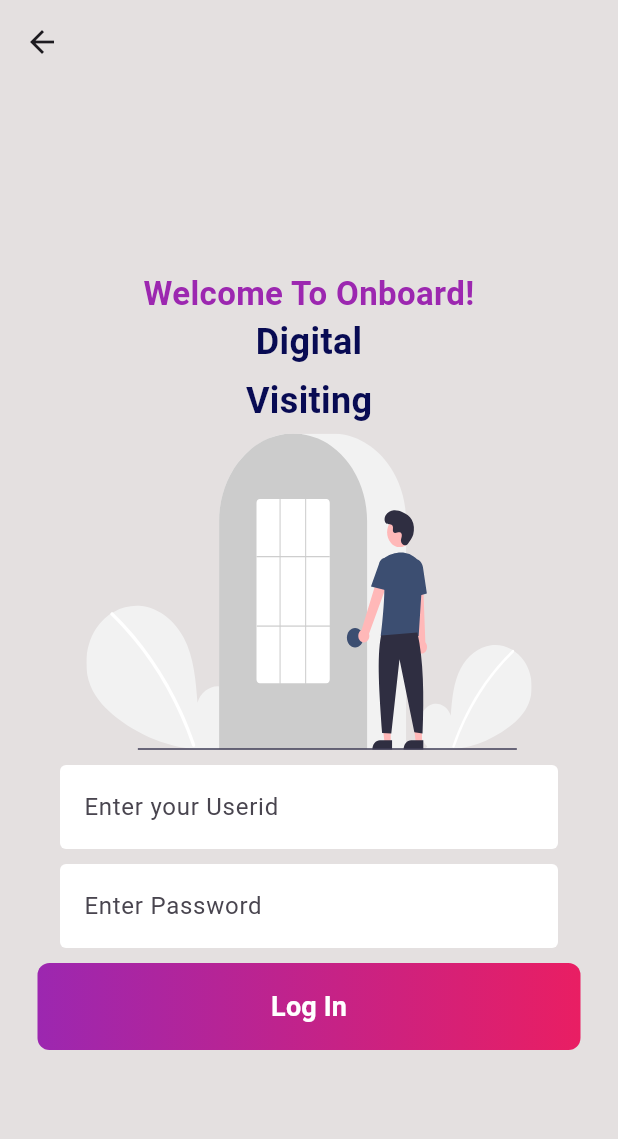
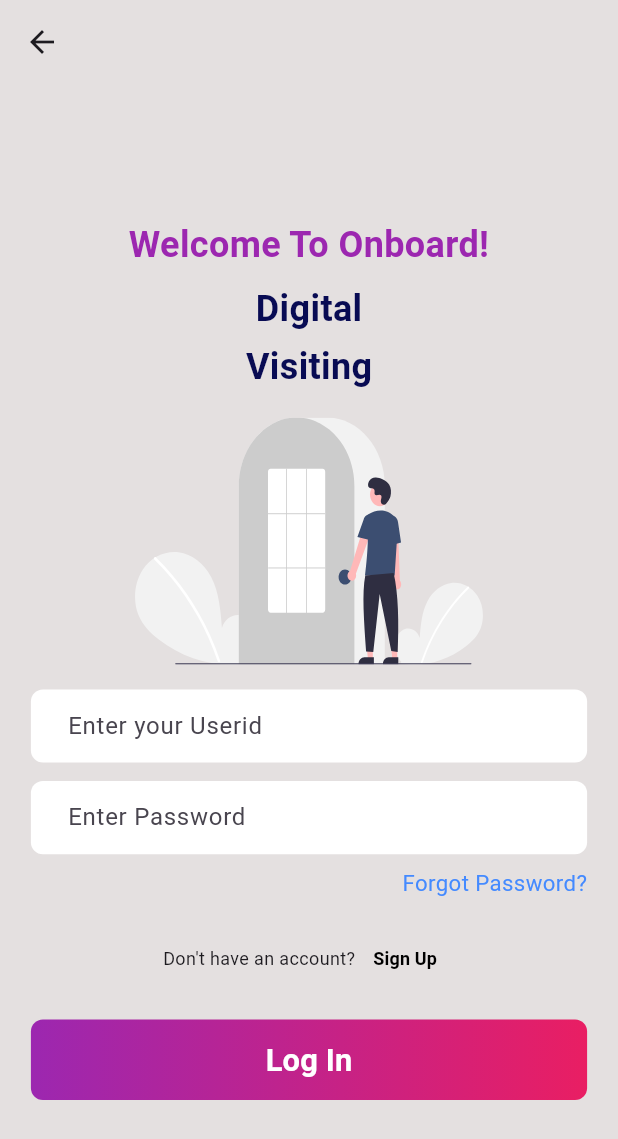
Before and after one commit to PrachiBaituleKutumbInfo/digi_visi, a Flutter app: the screen it shows after launch, after a tap on "Get Started", on a phone screen of 412 x 824 dp. Shown: the top 1139 px of the screen. Run offline on Flutter 3.47's test engine with Material 3 defaults, Android fonts, the phone set to English and light mode, and no system bars; our stand-ins replace flutter_svg.

Commit message:
new update

```diff
--- a/lib/component.dart
+++ b/lib/component.dart
@@ -1,24 +1,20 @@
 import 'package:flutter/material.dart';
 
+// DigiVisi Widget
 class DigiVisi extends StatelessWidget {
   final String text;
 
-const DigiVisi(this.text);
+  const DigiVisi(this.text, {super.key});
 
   @override
   Widget build(BuildContext context) {
-    return Container(
-      child: Text( text,style: TextStyle(
-                        fontSize: 24,
-                        fontWeight: FontWeight.bold,
-                        color: const Color.fromARGB(255, 8, 11, 83),
-                      ),
-    ),
+    return Text(
+      text,
+      style: const TextStyle(
+        fontSize: 24,
+        fontWeight: FontWeight.bold,
+        color: Color.fromARGB(255, 8, 11, 83),
+      ),
     );
-
-
-
-
-
   }
 }
--- a/lib/login_screen.dart
+++ b/lib/login_screen.dart
@@ -1,4 +1,5 @@
 import 'package:digi_visi/component.dart';
+import 'package:digi_visi/signup_screen.dart';
 import 'package:flutter/material.dart';
 import 'package:flutter_svg/flutter_svg.dart';
 
@@ -10,83 +11,145 @@ class LoginScreen extends StatefulWidget {
 }
 
 class _LoginScreenState extends State<LoginScreen> {
+  bool isUnderlineVisible = false;
+
   @override
   Widget build(BuildContext context) {
+    double screenHeight = MediaQuery.of(context).size.height;
     double screenWidth = MediaQuery.of(context).size.width;
-    double screenHeight = MediaQuery.of(context).size.height;
+
     return Scaffold(
-      backgroundColor: Color.fromARGB(255, 228, 224, 224), // Background color
+      backgroundColor: const Color.fromARGB(255, 228, 224, 224), // Background color
       appBar: AppBar(
         backgroundColor: Colors.transparent, // Transparent AppBar
         elevation: 0,
       ),
       body: Center(
+        child: Padding(
+          padding: EdgeInsets.symmetric(horizontal: screenWidth * 0.05),
           child: Column(
             mainAxisAlignment: MainAxisAlignment.center,
             children: [
               // Title Text
-            const Padding(
-              padding: EdgeInsets.symmetric(horizontal: 10.0),
-              child: Text(
+              Text(
                 'Welcome To Onboard!',
                 style: TextStyle(
-                  fontSize: 22,
+                  fontSize: 24,
                   fontWeight: FontWeight.bold,
                   color: Colors.purple,
                 ),
                 textAlign: TextAlign.center,
               ),
-            ),
+              SizedBox(height: screenHeight * 0.01),
+
               const DigiVisi('Digital'), // Custom Widget
               const SizedBox(height: 5.0),
               const DigiVisi('Visiting'), // Custom Widget
-            const SizedBox(height: 5.0),
+              SizedBox(height: screenHeight * 0.02),
 
-            Padding(
-              padding: const EdgeInsets.symmetric(horizontal: 30.0),
-              child: SvgPicture.asset(
+              // SVG Image
+              SvgPicture.asset(
                 'assets/Login image.svg', // Ensure path is valid
-                fit: BoxFit.contain,
+                height: screenHeight * 0.20, // Responsive height
+              ),
+              SizedBox(height: screenHeight * 0.02),
+
+              // Input Fields
+              TextField(
+                decoration: InputDecoration(
+                  hintText: 'Enter your Userid',
+                  border: OutlineInputBorder(
+                    borderRadius: BorderRadius.circular(8),
+                    borderSide: BorderSide.none,
+                  ),
+                  filled: true,
+                  fillColor: Colors.white,
+                  contentPadding: EdgeInsets.symmetric(
+                      vertical: screenHeight * 0.015,
+                      horizontal: screenWidth * 0.05),
                 ),
               ),
-            SizedBox(height: 10.0),
-            Padding(
-              padding: const EdgeInsets.symmetric(horizontal: 40.0),
-              child: Column(children: [
-                TextFormField(
-                  decoration: const InputDecoration(
-                    hintText: 'Enter your Userid',
-                    border: OutlineInputBorder(),
-                    filled: true, // Enables background color
-                    fillColor: Colors.white, // Sets background color
-                    enabledBorder: OutlineInputBorder(
-                      borderSide: BorderSide(color: Colors.transparent),
+              SizedBox(height: screenHeight * 0.015),
+
+              TextField(
+                obscureText: true,
+                decoration: InputDecoration(
+                  hintText: 'Enter Password',
+                  border: OutlineInputBorder(
+                    borderRadius: BorderRadius.circular(8),
+                    borderSide: BorderSide.none,
+                  ),
+                  filled: true,
+                  fillColor: Colors.white,
+                  contentPadding: EdgeInsets.symmetric(
+                      vertical: screenHeight * 0.015,
+                      horizontal: screenWidth * 0.05),
+                ),
+              ),
+              SizedBox(height: screenHeight * 0.01),
+
+              // Forgot Password
+              Align(
+                alignment: Alignment.centerRight,
+                child: GestureDetector(
+                  onTap: () {
+                    setState(() {
+                      isUnderlineVisible = true;
+                    });
+                    Navigator.push(
+                      context,
+                      MaterialPageRoute(
+                          builder: (context) => ForgotPasswordScreen()),
+                    );
+                  },
+                  child: Text(
+                    'Forgot Password?',
+                    style: TextStyle(
+                      fontSize: screenHeight * 0.018,
+                      color: Colors.blueAccent,
+                      decoration: isUnderlineVisible
+                          ? TextDecoration.underline
+                          : TextDecoration.none,
                     ),
                   ),
                 ),
-                SizedBox(height: 10.0),
-                TextFormField(
-                  decoration: InputDecoration(
-                    hintText: 'Enter Password',
-                    border: OutlineInputBorder(),
-                    filled: true,
-                    fillColor: Colors.white,
-                    enabledBorder: OutlineInputBorder(
-                      borderSide: BorderSide(color: Colors.transparent),
+              ),
+              SizedBox(height: screenHeight * 0.02),
+
+              // Sign-Up Link
+              Row(
+                mainAxisAlignment: MainAxisAlignment.center,
+                children: [
+                  const Text(
+                    "Don't have an account?",
+                    style: TextStyle(fontSize: 12),
+                  ),
+                  TextButton(
+                    onPressed: () {
+                      Navigator.of(context).push(
+                        MaterialPageRoute(
+                          builder: (context) => const SignupScreen(),
+                        ),
+                      );
+                    },
+                    child: const Text(
+                      'Sign Up',
+                      style: TextStyle(
+                        fontSize: 12,
+                        fontWeight: FontWeight.bold,
+                        color: Colors.black,
                       ),
                     ),
                   ),
-              ]),
+                ],
               ),
-            SizedBox(height: 10.0),
+              SizedBox(height: screenHeight * 0.02),
+
+              // Log In Button
               Container(
-              child: Padding(
-                padding: const EdgeInsets.symmetric(horizontal: 25.0),
-                child: Container(
-                  padding: EdgeInsets.symmetric(horizontal: 16), // Adds padding
-                  width: screenWidth,
+                width: double.infinity,
                 decoration: BoxDecoration(
-                    gradient: LinearGradient(
+                  gradient: const LinearGradient(
                     colors: [Colors.purple, Colors.pink],
                     begin: Alignment.centerLeft,
                     end: Alignment.centerRight,
@@ -95,27 +158,19 @@ class _LoginScreenState extends State<LoginScreen> {
                 ),
                 child: ElevatedButton(
                   onPressed: () {
-                      // Handle button press
+                    // Handle Login Logic
                   },
                   style: ElevatedButton.styleFrom(
-                      padding: EdgeInsets.symmetric(
-                          vertical: 16), // Vertical padding
-                      backgroundColor:
-                          Colors.transparent, // Transparent for gradient
-                      shadowColor: Colors.transparent, // Removes shadow
-                      shape: RoundedRectangleBorder(
-                        borderRadius: BorderRadius.circular(
-                            8), // Slightly rounded corners
-                      ),
+                    backgroundColor: Colors.transparent,
+                    shadowColor: Colors.transparent,
+                    padding: EdgeInsets.symmetric(vertical: screenHeight * 0.015),
                   ),
                   child: Text(
                     'Log In',
                     style: TextStyle(
-                        fontSize: 18,
+                      fontSize: screenHeight * 0.025,
                       fontWeight: FontWeight.bold,
                       color: Colors.white,
-                      ),
-                    ),
                     ),
                   ),
                 ),
@@ -123,6 +178,22 @@ class _LoginScreenState extends State<LoginScreen> {
             ],
           ),
         ),
+      ),
     );
   }
 }
+
+// Example of Forgot Password Screen
+class ForgotPasswordScreen extends StatelessWidget {
+  @override
+  Widget build(BuildContext context) {
+    return Scaffold(
+      appBar: AppBar(
+        title: const Text('Forgot Password'),
+      ),
+      body: const Center(
+        child: Text('Forgot Password Screen'),
+      ),
+    );
+  }
+}
--- a/lib/splash_screen.dart
+++ b/lib/splash_screen.dart
@@ -17,35 +17,32 @@ class _SplashScreenState extends State<SplashScreen> {
     double screenHeight = MediaQuery.of(context).size.height;
 
     return Scaffold(
-      backgroundColor: Color.fromARGB(255, 228, 224, 224), // Background color
-      appBar: AppBar(
-        backgroundColor: Colors.transparent, // Transparent AppBar
-        elevation: 0,
-      ),
+      backgroundColor: const Color.fromARGB(255, 228, 224, 224), // Background color
+
       body: Center(
+        child: Padding(
+          padding: EdgeInsets.symmetric(horizontal: screenWidth * 0.05),
           child: Column(
             mainAxisAlignment: MainAxisAlignment.center,
             children: [
               // Title Text
-            const Padding(
-              padding:  EdgeInsets.symmetric(horizontal: 20.0),
-              child: Text(
+              Text(
                 'Scale Up Your Connection',
                 style: TextStyle(
-                  fontSize: 22,
+                  fontSize: 24,
                   fontWeight: FontWeight.bold,
                   color: Colors.purple,
                 ),
                 textAlign: TextAlign.center,
               ),
-            ),
-            SizedBox(height: 20),
+              SizedBox(height: screenHeight * 0.02),
+
+              // SVG Image with DigiVisi
               Stack(
                 alignment: Alignment.bottomCenter,
                 children: [
-                Container(
+                  SizedBox(
                     height: screenHeight * 0.6,
-                  width: screenWidth,
                     child: SvgPicture.asset(
                       'assets/connections.svg',
                       fit: BoxFit.contain,
@@ -53,28 +50,21 @@ class _SplashScreenState extends State<SplashScreen> {
                   ),
                   const Column(
                     children: [
-                    DigiVisi(
-                      'Digital',
-                    ),
+                      DigiVisi('Digital'), // Custom Widget
                       SizedBox(height: 5.0),
-                    DigiVisi('Visiting'),
+                      DigiVisi('Visiting'), // Custom Widget
                       SizedBox(height: 5.0),
                     ],
                   ),
                 ],
               ),
+              SizedBox(height: screenHeight * 0.03),
 
-            SizedBox(height: 30),
-
-            // Rectangular Button with Gradient
+              // "Get Started" Button with Gradient
               Container(
-              child: Padding(
-                padding: const EdgeInsets.symmetric(horizontal: 25.0),
-                child: Container(
-                  padding: EdgeInsets.symmetric(horizontal: 16), // Adds padding
-                  width: screenWidth,
+                width: double.infinity,
                 decoration: BoxDecoration(
-                    gradient: LinearGradient(
+                  gradient: const LinearGradient(
                     colors: [Colors.purple, Colors.pink],
                     begin: Alignment.centerLeft,
                     end: Alignment.centerRight,
@@ -85,37 +75,32 @@ class _SplashScreenState extends State<SplashScreen> {
                   onPressed: () {
                     Navigator.of(context).push(
                       MaterialPageRoute(
-                          builder: (context) => LoginScreen(),
+                        builder: (context) => const LoginScreen(),
                       ),
                     );
-                      // Handle button press
                   },
                   style: ElevatedButton.styleFrom(
                     padding: EdgeInsets.symmetric(
-                          vertical: 16), // Vertical padding
-                      backgroundColor:
-                          Colors.transparent, // Transparent for gradient
-                      shadowColor: Colors.transparent, // Removes shadow
+                        vertical: screenHeight * 0.02), // Responsive padding
+                    backgroundColor: Colors.transparent,
+                    shadowColor: Colors.transparent,
                     shape: RoundedRectangleBorder(
-                        borderRadius: BorderRadius.circular(
-                            8), // Slightly rounded corners
+                      borderRadius: BorderRadius.circular(8),
                     ),
                   ),
                   child: Text(
                     'Get Started',
                     style: TextStyle(
-                        fontSize: 18,
+                      fontSize: screenHeight * 0.025,
                       fontWeight: FontWeight.bold,
                       color: Colors.white,
                     ),
                   ),
                 ),
               ),
+              SizedBox(height: screenHeight * 0.03),
+            ],
           ),
-            ),
-
-            SizedBox(height: 20),
-          ],
         ),
       ),
     );
```
Also changed, not shown: lib/dashboard.dart (added, +226 -0 lines), lib/main.dart (+3 -6 lines), lib/signup_screen.dart (added, +231 -0 lines), assets/photo.jpeg (added), assets/qr_code.svg (added), assets/up_email.svg (added), 1 other file. Lines whose indentation alone changed are shown as unchanged.
